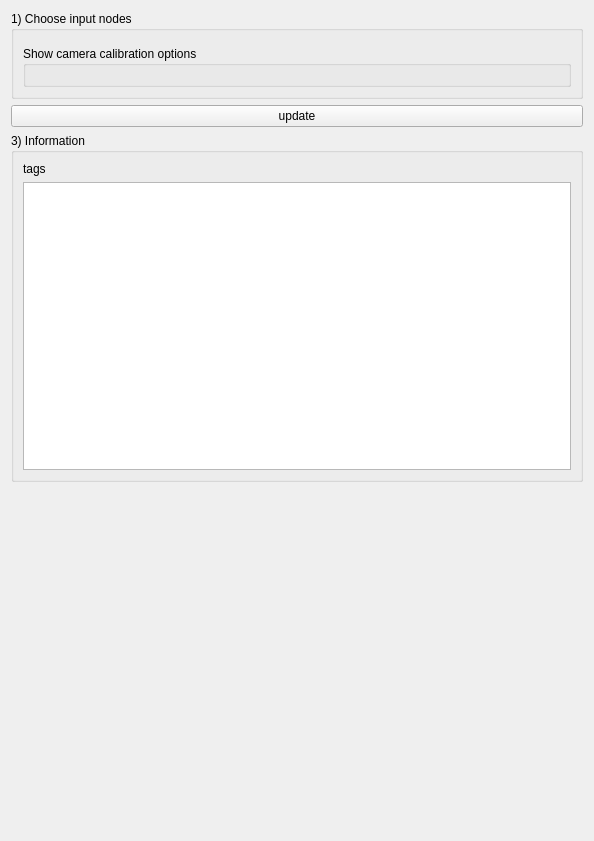
The window that Code/Gui/MITK/Plugins/uk.ac.ucl.cmic.igitagtracker/src/internal/TagTrackerViewControls.ui (NifTK/NifTK) describes before a commit, drawn with Qt 5.
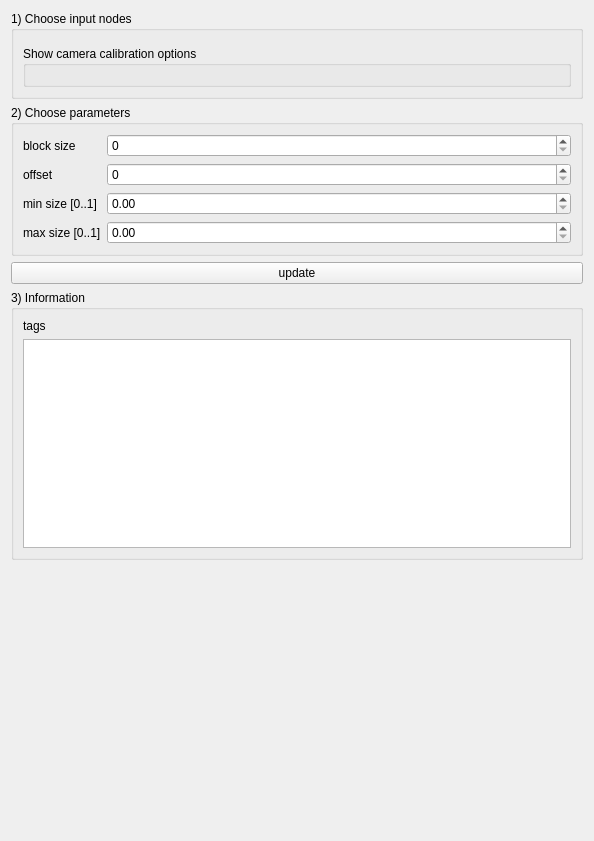
The same window after the commit. Custom widgets are drawn as their Qt base class.

Commit message: Bug #2490: Added blocksize and offset params

Patch:
```diff
--- a/Code/Gui/MITK/Plugins/uk.ac.ucl.cmic.igitagtracker/src/internal/TagTrackerViewControls.ui
+++ b/Code/Gui/MITK/Plugins/uk.ac.ucl.cmic.igitagtracker/src/internal/TagTrackerViewControls.ui
@@ -13,7 +13,7 @@
   <property name="windowTitle">
    <string>Form</string>
   </property>
-  <layout class="QHBoxLayout" name="horizontalLayout_3">
+  <layout class="QHBoxLayout" name="horizontalLayout_4">
    <item>
     <layout class="QVBoxLayout" name="verticalLayout_4">
      <item>
@@ -44,6 +44,59 @@
        </layout>
       </widget>
      </item>
+     <item>
+      <widget class="ctkCollapsibleGroupBox" name="groupBox_4">
+       <property name="title">
+        <string>2) Choose parameters</string>
+       </property>
+       <layout class="QHBoxLayout" name="horizontalLayout_3">
+        <item>
+         <layout class="QFormLayout" name="formLayout">
+          <item row="0" column="0">
+           <widget class="QLabel" name="m_BlockSizeLabel">
+            <property name="text">
+             <string>block size</string>
+            </property>
+           </widget>
+          </item>
+          <item row="0" column="1">
+           <widget class="QSpinBox" name="m_BlockSizeSpinBox"/>
+          </item>
+          <item row="1" column="0">
+           <widget class="QLabel" name="m_OffsetLabel">
+            <property name="text">
+             <string>offset</string>
+            </property>
+           </widget>
+          </item>
+          <item row="1" column="1">
+           <widget class="QSpinBox" name="m_OffsetSpinBox"/>
+          </item>
+          <item row="2" column="0">
+           <widget class="QLabel" name="m_MinSizeLabel">
+            <property name="text">
+             <string>min size [0..1]</string>
+            </property>
+           </widget>
+          </item>
+          <item row="3" column="0">
+           <widget class="QLabel" name="m_MaxSizeLabel">
+            <property name="text">
+             <string>max size [0..1]</string>
+            </property>
+           </widget>
+          </item>
+          <item row="2" column="1">
+           <widget class="QDoubleSpinBox" name="m_MinSizeSpinBox"/>
+          </item>
+          <item row="3" column="1">
+           <widget class="QDoubleSpinBox" name="m_MaxSizeSpinBox"/>
+          </item>
+         </layout>
+        </item>
+       </layout>
+      </widget>
+     </item>
      <item>
       <widget class="QPushButton" name="m_UpdateButton">
        <property name="text">
```
The commit also changes 8 other files.
